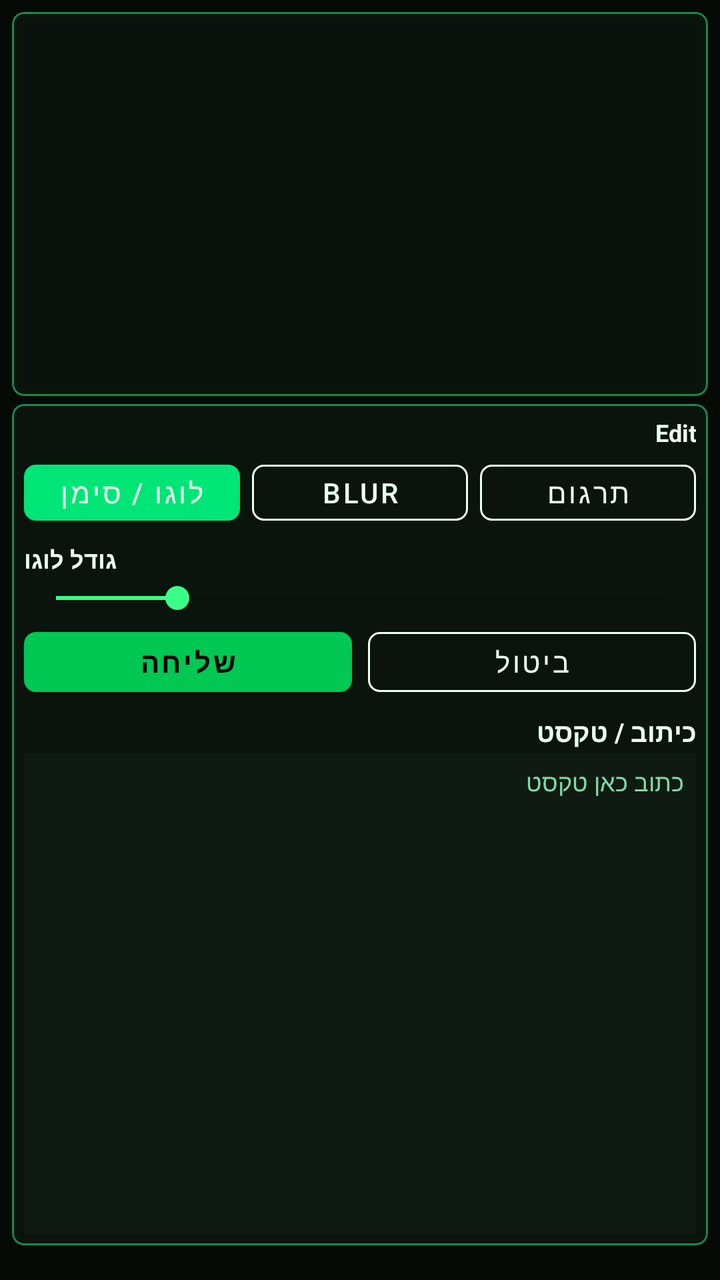
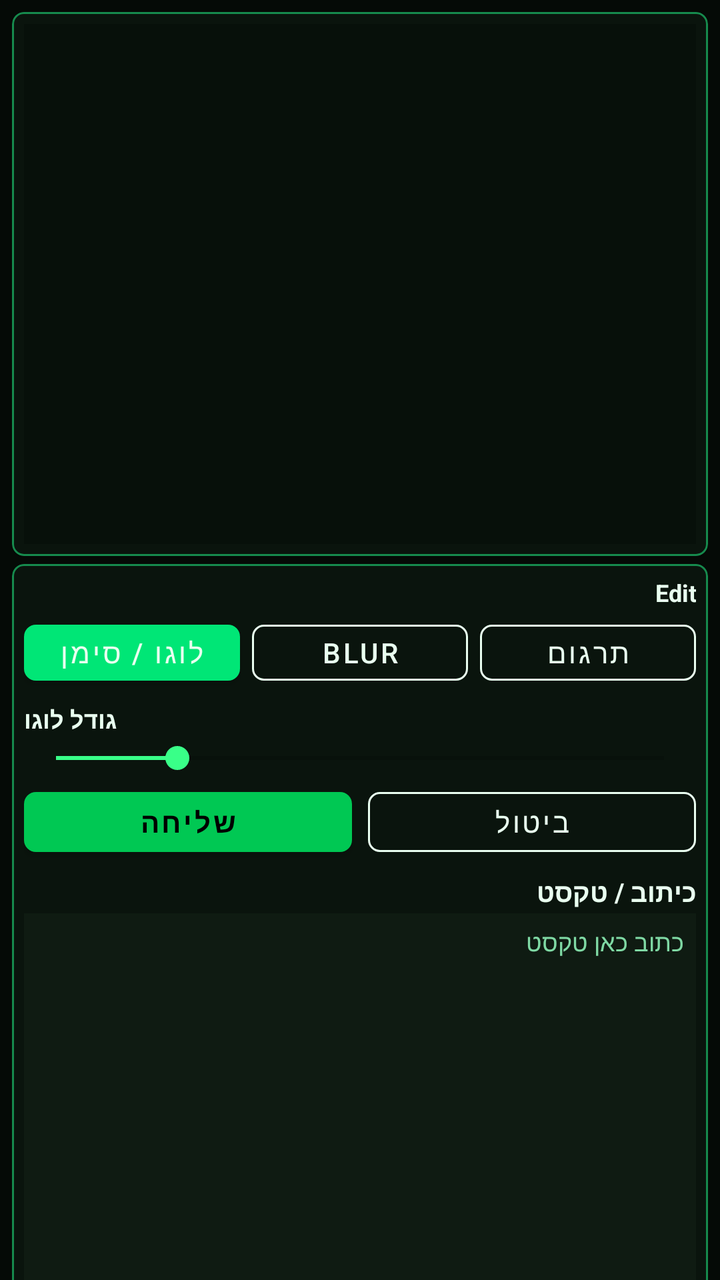

The first picture is an Android layout as it rendered before a commit; the second is the same layout after the commit. The layout source and the unified diff follow.
<!-- AndroidManifest.xml: application theme Theme.Pasiflonet -->
<!-- res/layout/activity_details.xml -->
<?xml version="1.0" encoding="utf-8"?>
<FrameLayout xmlns:android="http://schemas.android.com/apk/res/android"
    xmlns:app="http://schemas.android.com/apk/res-auto"
    android:layout_width="match_parent"
    android:layout_height="match_parent"
    android:background="#050A06">

    <androidx.core.widget.NestedScrollView
        android:id="@+id/scrollRoot"
        android:layout_width="match_parent"
        android:layout_height="match_parent"
        android:fillViewport="true"
        android:clipToPadding="false"
        android:padding="6dp">

        <LinearLayout
            android:layout_width="match_parent"
            android:layout_height="wrap_content"
            android:orientation="vertical">

            <com.google.android.material.card.MaterialCardView
                android:id="@+id/cardPreview"
                android:layout_width="match_parent"
                android:layout_height="wrap_content"
                android:layout_marginBottom="4dp"
                app:cardBackgroundColor="@color/cy_card"
                app:cardCornerRadius="6dp"
                app:strokeColor="@color/cy_stroke_soft"
                app:strokeWidth="1dp">

                <FrameLayout
                    android:layout_width="match_parent"
                    android:layout_height="wrap_content"
                    android:padding="6dp">

                    <ImageView
                        android:id="@+id/ivPreview"
                        android:layout_width="match_parent"
                        android:layout_height="180dp"
                        android:adjustViewBounds="false"
                        android:background="@color/cy_bg_2"
                        android:scaleType="fitCenter" />

                    <com.pasiflonet.mobile.ui.DrawingView
                        android:id="@+id/drawingView"
                        android:layout_width="match_parent"
                        android:layout_height="180dp"
                        android:visibility="gone" />

                    <ImageView
                        android:id="@+id/ivDraggableLogo"
                        android:layout_width="120dp"
                        android:layout_height="120dp"
                        android:layout_gravity="top|start"
                        android:visibility="gone" />
                </FrameLayout>
            </com.google.android.material.card.MaterialCardView>

            <com.google.android.material.card.MaterialCardView
                android:id="@+id/cardEditor"
                android:layout_width="match_parent"
                android:layout_height="wrap_content"
                app:cardBackgroundColor="@color/cy_card"
                app:cardCornerRadius="6dp"
                app:strokeColor="@color/cy_stroke_soft"
                app:strokeWidth="1dp">

                <LinearLayout
                    android:layout_width="match_parent"
                    android:layout_height="wrap_content"
                    android:orientation="vertical"
                    android:padding="6dp">

                    <TextView
                        android:layout_width="match_parent"
                        android:layout_height="wrap_content"
                        android:gravity="end"
                        android:text="Edit"
                        android:textColor="#E9FFF0"
                        android:textSize="12sp"
                        android:textStyle="bold" />

                    <LinearLayout
                        android:layout_width="match_parent"
                        android:layout_height="wrap_content"
                        android:layout_marginTop="2dp"
                        android:orientation="horizontal">

                        <com.google.android.material.button.MaterialButton
                            android:id="@+id/btnModeLogo"
                            android:layout_width="0dp"
                            android:layout_height="40dp"
                            android:layout_weight="1"
                            android:text="לוגו / סימן"
                            android:textColor="@color/cy_text"
                            app:backgroundTint="#00E676"
                            app:cornerRadius="6dp" />

                        <Space
                            android:layout_width="6dp"
                            android:layout_height="1dp" />

                        <com.google.android.material.button.MaterialButton
                            style="@style/Widget.MaterialComponents.Button.OutlinedButton"
                            android:id="@+id/btnModeBlur"
                            android:layout_width="0dp"
                            android:layout_height="40dp"
                            android:layout_weight="1"
                            android:text="BLUR"
                            android:textColor="#E9FFF0"
                            app:cornerRadius="6dp"
                            app:strokeColor="#E9FFF0" />

                        <Space
                            android:layout_width="6dp"
                            android:layout_height="1dp" />

                        <com.google.android.material.button.MaterialButton
                            style="@style/Widget.MaterialComponents.Button.OutlinedButton"
                            android:id="@+id/btnTranslate"
                            android:layout_width="0dp"
                            android:layout_height="40dp"
                            android:layout_weight="1"
                            android:text="תרגום"
                            android:textColor="#E9FFF0"
                            app:cornerRadius="6dp"
                            app:strokeColor="#E9FFF0" />
                    </LinearLayout>

                    <TextView
                        android:layout_width="match_parent"
                        android:layout_height="wrap_content"
                        android:layout_marginTop="5dp"
                        android:gravity="end"
                        android:text="גודל לוגו"
                        android:textColor="#E9FFF0"
                        android:textSize="12sp"
                        android:textStyle="bold" />

                    <SeekBar
                        android:id="@+id/sbLogoSize"
                        android:layout_width="match_parent"
                        android:layout_height="wrap_content"
                        android:layout_marginTop="2dp"
                        android:max="100"
                        android:progress="20" />

                    <LinearLayout
                        android:layout_width="match_parent"
                        android:layout_height="wrap_content"
                        android:layout_marginTop="2dp"
                        android:orientation="horizontal">

                        <com.google.android.material.button.MaterialButton
                            android:id="@+id/btnSend"
                            android:layout_width="0dp"
                            android:layout_height="42dp"
                            android:layout_weight="1"
                            android:text="שליחה"
                            android:textStyle="bold"
                            app:backgroundTint="#00C853"
                            app:cornerRadius="6dp" />

                        <Space
                            android:layout_width="8dp"
                            android:layout_height="1dp" />

                        <com.google.android.material.button.MaterialButton
                            style="@style/Widget.MaterialComponents.Button.OutlinedButton"
                            android:id="@+id/btnCancel"
                            android:layout_width="0dp"
                            android:layout_height="42dp"
                            android:layout_weight="1"
                            android:text="ביטול"
                            android:textColor="#E9FFF0"
                            app:cornerRadius="6dp"
                            app:strokeColor="#E9FFF0" />
                    </LinearLayout>

                    <TextView
                        android:layout_width="match_parent"
                        android:layout_height="wrap_content"
                        android:layout_marginTop="5dp"
                        android:gravity="start"
                        android:text="כיתוב / טקסט"
                        android:textColor="#E9FFF0"
                        android:textSize="13sp"
                        android:textStyle="bold" />

                    <EditText
                        android:id="@+id/etCaption"
                        android:layout_width="match_parent"
                        android:layout_height="240dp"
                        android:layout_marginTop="2dp"
                        android:background="#0F1B12"
                        android:gravity="top|right"
                        android:hint="כתוב כאן טקסט"
                        android:imeOptions="flagNoExtractUi"
                        android:inputType="textMultiLine|textCapSentences"
                        android:scrollHorizontally="false"
                        android:focusable="true"
                        android:focusableInTouchMode="true"
                        android:clickable="true"
                        android:cursorVisible="true"
                        android:longClickable="true"
                        android:layoutDirection="rtl"
                        android:textDirection="rtl"
                        android:minLines="7"
                        android:maxLines="200"
                        android:overScrollMode="always"
                        android:padding="6dp"
                        android:isScrollContainer="true"
                        android:scrollbars="vertical"
                        android:textColor="#E9FFF0"
                        android:textColorHint="#7FD9A4"
                        android:textSize="12sp"
                        android:lineSpacingExtra="6dp" />
                </LinearLayout>
            </com.google.android.material.card.MaterialCardView>
        </LinearLayout>
    </androidx.core.widget.NestedScrollView>

    <FrameLayout
        android:id="@+id/loadingOverlay"
        android:layout_width="match_parent"
        android:layout_height="match_parent"
        android:background="#55000000"
        android:clickable="false"
        android:focusable="false"
        android:visibility="gone">

        <ProgressBar
            android:layout_width="44dp"
            android:layout_height="44dp"
            android:layout_gravity="center" />
    </FrameLayout>
</FrameLayout>
<!-- resources referenced by this layout -->
<resources>
  <color name="cy_bg_2">#07100A</color>
  <color name="cy_card">#0A140D</color>
  <color name="cy_stroke_soft">#168A4D</color>
  <color name="cy_text">#E9FFF0</color>
  <style name="Theme.Pasiflonet" parent="Theme.MaterialComponents.DayNight.NoActionBar">
          <item name="colorPrimary">@color/cyber_primary</item>
          <item name="colorPrimaryVariant">@color/cyber_primary_dark</item>
          <item name="colorOnPrimary">@color/black</item>
          <item name="colorSecondary">@color/cyber_secondary</item>
          <item name="colorOnSecondary">@color/black</item>
          <item name="android:statusBarColor">@color/cy_bg</item>
          <item name="android:navigationBarColor">@color/cy_bg</item>
          <item name="android:windowLightStatusBar" tools:targetApi="m">false</item>
          <item name="android:windowLightNavigationBar" tools:targetApi="o_mr1">false</item>
          <item name="android:colorBackground">@color/cy_bg</item>
      </style>
  <color name="cyber_primary">#00E676</color>
  <color name="cyber_primary_dark">#00C853</color>
  <color name="black">#FF000000</color>
  <color name="cyber_secondary">#39FF88</color>
  <color name="cy_bg">#040805</color>
</resources>

<!-- the commit's change to res/layout/activity_details.xml (unified diff, before → after) -->
@@ -36,7 +36,7 @@
                     <ImageView
                         android:id="@+id/ivPreview"
                         android:layout_width="match_parent"
-                        android:layout_height="180dp"
+                        android:layout_height="260dp"
                         android:adjustViewBounds="false"
                         android:background="@color/cy_bg_2"
                         android:scaleType="fitCenter" />
@@ -44,7 +44,7 @@
                     <com.pasiflonet.mobile.ui.DrawingView
                         android:id="@+id/drawingView"
                         android:layout_width="match_parent"
-                        android:layout_height="180dp"
+                        android:layout_height="260dp"
                         android:visibility="gone" />
 
                     <ImageView
